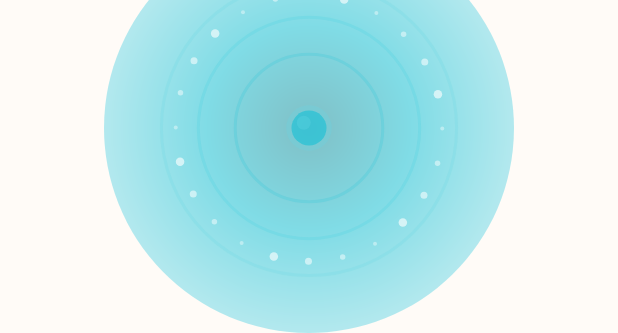
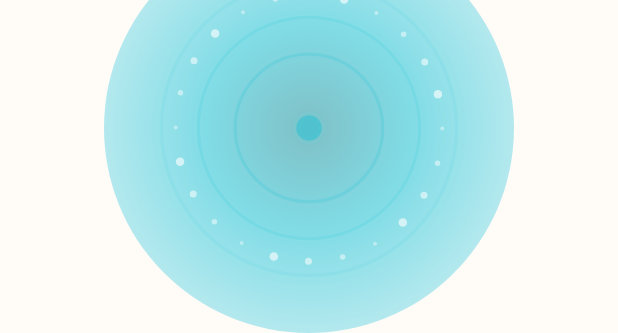
Before and after one commit to mrsheepuk/ha-live, an Android app: the layout activity_main.xml on its own in the app's theme, with its tools: preview values and no code run, on a phone screen of 412 x 824 dp. Shown: the part 361-694 px from the top of the screen. Run offline under Robolectric (Android 15) with nearby library versions, the phone set to English and light mode, and no system bars.

Commit message:
Revert to subtle orb - remove 3D highlight and reduce size
After comparison, the subtle orb version works better:
- Smaller pulse: 12-15px (3px swing) vs 15-25px (10px swing)
- Lower background halo opacity (80 vs 150)
- Reduced orb brightness (70% vs 100%)
- No 3D highlight

This keeps focus on the beautiful orbiting particles without
visual competition from the center orb.

```diff
--- a/app/app/src/main/java/uk/co/mrsheep/halive/ui/AudioVisualizerView.kt
+++ b/app/app/src/main/java/uk/co/mrsheep/halive/ui/AudioVisualizerView.kt
@@ -425,10 +425,11 @@ class AudioVisualizerView @JvmOverloads constructor(
         colorBlend: Float
     ) {
         val pulseValue = ((sin(elapsedSeconds * 2f * PI.toFloat() * pulseFrequency) + 1f) / 2f).toFloat()
-        val orbRadius = 15f + (pulseValue * 10f)
+        // Subtle pulse: 12-15px range (3px swing, gentle breathing)
+        val orbRadius = 12f + (pulseValue * 3f)
 
-        // Draw background halo
-        paintOrbBackground.alpha = (opacity * 150).toInt().coerceIn(0, 255)
+        // Draw background halo with reduced opacity for subtlety
+        paintOrbBackground.alpha = (opacity * 80).toInt().coerceIn(0, 255)
         canvas.drawCircle(centerX, centerY, orbRadius * 1.3f, paintOrbBackground)
 
         // Draw foreground orb with optional color blend
@@ -437,17 +438,10 @@ class AudioVisualizerView @JvmOverloads constructor(
         } else {
             colorPrimary
         }
-        paintOrbForeground.color = applyOpacity(orbColor, opacity)
+        paintOrbForeground.color = applyOpacity(orbColor, opacity * 0.7f)
         canvas.drawCircle(centerX, centerY, orbRadius, paintOrbForeground)
 
-        // Draw highlight for depth
-        paintOrbHighlight.color = applyOpacity(colorPrimaryLight, opacity * 0.6f)
-        canvas.drawCircle(
-            centerX - orbRadius * 0.3f,
-            centerY - orbRadius * 0.3f,
-            orbRadius * 0.4f,
-            paintOrbHighlight
-        )
+        // Highlight removed for subtlety - particles and halos are the stars now
     }
 
     // ===================== Utility Functions =====================
```
